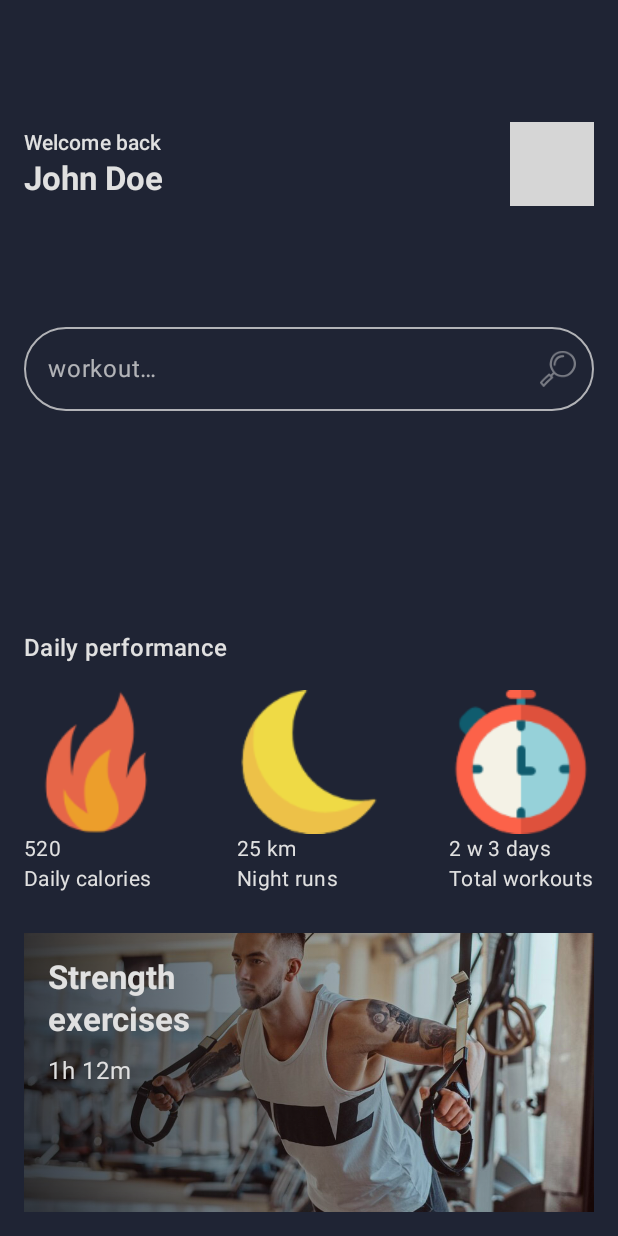
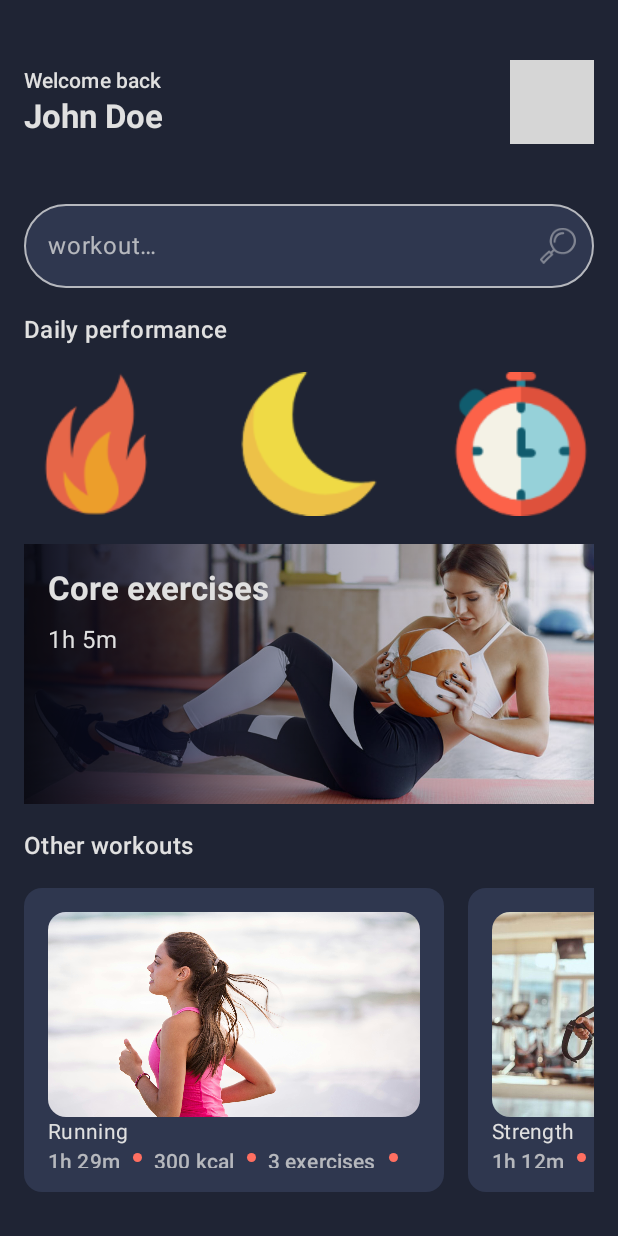
Before and after one commit to joeMalebe/Gym, an Android app built with Jetpack Compose: the screen it shows after launch (MainActivity), after a tap on an icon or button, on a phone screen of 412 x 824 dp. Run offline under Robolectric (Android 15) with nearby library versions, the phone set to English and light mode, and no system bars; grey boxes are pictures that could not be loaded.

Commit message:
add other workouts section

```diff
--- a/app/src/main/java/com/example/gym/ViewModel.kt
+++ b/app/src/main/java/com/example/gym/ViewModel.kt
@@ -59,7 +59,7 @@ class ViewModel {
                 ),
                 "150 kcal",
                 R.drawable.pic_4,
-                R.drawable.pic_4
+                R.drawable.pic_4_ov
             )
         )
     )
--- a/app/src/main/java/com/example/gym/theme/Colors.kt
+++ b/app/src/main/java/com/example/gym/theme/Colors.kt
@@ -7,18 +7,18 @@ import androidx.compose.runtime.Composable
 import androidx.compose.ui.graphics.Color
 
 val background = Color(0xFF1F2434)
-val lightBackground = Color(0xFF525f8a)
+val lightBackground = Color(0xFF2f374f)
 val primary = Color(0xFFFF6F61)
 val onBackground = Color(0xFFE0E0E0)
 val onBackgroundSecondary = Color(0xC3E0E0E0)
 
 @Composable
 fun searchFieldColors() = TextFieldDefaults.colors(
-    focusedContainerColor = MaterialTheme.colorScheme.background,
+    focusedContainerColor = MaterialTheme.colorScheme.surfaceContainer,
     focusedLabelColor = MaterialTheme.colorScheme.onBackground,
     focusedTextColor = MaterialTheme.colorScheme.onBackground,
     focusedIndicatorColor = MaterialTheme.colorScheme.onBackground,
-    unfocusedContainerColor = MaterialTheme.colorScheme.background,
+    unfocusedContainerColor = MaterialTheme.colorScheme.surfaceContainer,
     unfocusedPlaceholderColor = MaterialTheme.colorScheme.surfaceDim,
     focusedPlaceholderColor = MaterialTheme.colorScheme.surfaceDim,
     unfocusedLabelColor = MaterialTheme.colorScheme.surfaceDim,
--- a/app/src/main/java/com/example/gym/theme/Theme.kt
+++ b/app/src/main/java/com/example/gym/theme/Theme.kt
@@ -20,13 +20,15 @@ val lightScheme = lightColorScheme(
     background = background,
     primary = primary,
     onBackground = onBackground,
-    surfaceDim = onBackgroundSecondary
+    surfaceDim = onBackgroundSecondary,
+    surfaceContainer = lightBackground
 
 )
 val darkScheme = darkColorScheme(
     background = background,
     primary = primary,
-    onBackground = onBackground
+    onBackground = onBackground,
+    surfaceContainer = lightBackground
 )
 
 @Composable
--- a/app/src/main/java/com/example/gym/ui/HomeScreen.kt
+++ b/app/src/main/java/com/example/gym/ui/HomeScreen.kt
@@ -1,6 +1,7 @@
 package com.example.gym.ui
 
 import androidx.compose.foundation.Image
+import androidx.compose.foundation.background
 import androidx.compose.foundation.layout.Arrangement
 import androidx.compose.foundation.layout.Arrangement.spacedBy
 import androidx.compose.foundation.layout.Box
@@ -10,10 +11,13 @@ import androidx.compose.foundation.layout.fillMaxSize
 import androidx.compose.foundation.layout.fillMaxWidth
 import androidx.compose.foundation.layout.padding
 import androidx.compose.foundation.layout.size
+import androidx.compose.foundation.layout.width
 import androidx.compose.foundation.layout.widthIn
 import androidx.compose.foundation.lazy.LazyRow
 import androidx.compose.foundation.lazy.items
 import androidx.compose.foundation.shape.CircleShape
+import androidx.compose.material3.Card
+import androidx.compose.material3.CardDefaults
 import androidx.compose.material3.Icon
 import androidx.compose.material3.MaterialTheme
 import androidx.compose.material3.OutlinedTextField
@@ -27,9 +31,6 @@ import androidx.compose.runtime.setValue
 import androidx.compose.ui.Alignment
 import androidx.compose.ui.Modifier
 import androidx.compose.ui.draw.clip
-import androidx.compose.ui.graphics.BlendMode
-import androidx.compose.ui.graphics.ColorFilter
-import androidx.compose.ui.graphics.ColorMatrix
 import androidx.compose.ui.layout.ContentScale
 import androidx.compose.ui.res.painterResource
 import androidx.compose.ui.res.stringResource
@@ -43,7 +44,6 @@ import com.example.gym.Profile
 import com.example.gym.R
 import com.example.gym.ViewModel
 import com.example.gym.theme.GymTheme
-import com.example.gym.theme.lightBackground
 import com.example.gym.theme.searchFieldColors
 
 @Composable
@@ -71,10 +71,11 @@ fun HomeContent(
     onSearchTextChange: (String) -> Unit,
 ) {
     Column(modifier, verticalArrangement = spacedBy(16.dp)) {
-        Profile(Modifier.weight(1f), user)
-        SearchBar(search, onSearchTextChange, Modifier.weight(1f))
-        ExerciseMetrics(user.metrics, Modifier.weight(1f))
-        CurrentActivity(user.activities[1], Modifier.weight(1f))
+        Profile(Modifier.weight(0.6f, false), user)
+        SearchBar(search, onSearchTextChange, Modifier.weight(0.4f, false))
+        ExerciseMetrics(user.metrics, Modifier.weight(0.8f, false))
+        LastSeenActivity(user.activities[3], Modifier.weight(1f))
+        OtherWorkouts(user.activities, Modifier.weight(1.4f))
     }
 }
 
@@ -155,7 +156,10 @@ fun ExerciseMetrics(metrics: List<GymMetric>, modifier: Modifier = Modifier) {
             horizontalArrangement = Arrangement.SpaceBetween
         ) {
             items(metrics) {
-                Column(horizontalAlignment = Alignment.Start) {
+                Column(
+                    horizontalAlignment = Alignment.Start,
+                    verticalArrangement = spacedBy(8.dp)
+                ) {
                     Image(painter = painterResource(id = it.image), contentDescription = it.title)
                     Text(text = it.value, style = MaterialTheme.typography.bodyMedium)
                     Text(text = it.title, style = MaterialTheme.typography.bodyMedium)
@@ -166,7 +170,7 @@ fun ExerciseMetrics(metrics: List<GymMetric>, modifier: Modifier = Modifier) {
 }
 
 @Composable
-fun CurrentActivity(gymActivity: GymActivity, modifier: Modifier = Modifier) {
+fun LastSeenActivity(gymActivity: GymActivity, modifier: Modifier = Modifier) {
     Box(modifier = modifier) {
         Image(
             painter = painterResource(id = gymActivity.imageOverlay),
@@ -193,18 +197,87 @@ fun CurrentActivity(gymActivity: GymActivity, modifier: Modifier = Modifier) {
 }
 
 @Composable
-@Preview(showSystemUi = true)
+fun OtherWorkouts(workouts: List<GymActivity>, modifier: Modifier = Modifier) {
+
+    Column(modifier.fillMaxSize(), verticalArrangement = spacedBy(16.dp)) {
+        Text(
+            text = stringResource(id = R.string.other_workouts),
+            style = MaterialTheme.typography.titleMedium
+        )
+        LazyRow(horizontalArrangement = spacedBy(16.dp)) {
+            items(workouts) {
+                Card(
+                    onClick = { /*TODO*/ },
+                    colors = CardDefaults.cardColors(containerColor = MaterialTheme.colorScheme.surfaceContainer),
+                    modifier = Modifier.width(280.dp)
+                ) {
+                    Column(Modifier.padding(16.dp)) {
+                        Box(
+                            Modifier
+                                .weight(0.8f)
+                                .fillMaxSize()
+                        ) {
+                            Image(
+                                painter = painterResource(id = it.image),
+                                contentDescription = it.title,
+                                modifier = Modifier
+                                    .clip(MaterialTheme.shapes.medium)
+                                    .fillMaxSize(),
+                                contentScale = ContentScale.Crop
+                            )
+                        }
+                        Column(Modifier.weight(0.2f)) {
+                            Text(
+                                text = it.title,
+                                color = MaterialTheme.colorScheme.onBackground,
+                                style = MaterialTheme.typography.bodyMedium
+                            )
+
+                            Row(horizontalArrangement = spacedBy(8.dp)) {
+
+                                TextItem(
+                                    text = it.time.toString(),
+                                )
+
+                                TextItem(
+                                    text = it.calorieBurns,
+                                )
+
+                                TextItem(
+                                    text = stringResource(
+                                        id = R.string.current_exercise, it.exercises
+                                    ),
+                                )
+                            }
+                        }
+                    }
+                }
+            }
+        }
+    }
+}
+
+@Composable
+private fun TextItem(text: String) {
+    Row(horizontalArrangement = spacedBy(8.dp), verticalAlignment = Alignment.CenterVertically) {
+        Text(
+            text = text,
+            color = MaterialTheme.colorScheme.surfaceDim,
+            style = MaterialTheme.typography.titleSmall
+        )
+
+        Box(
+            modifier = Modifier
+                .size(6.dp)
+                .background(MaterialTheme.colorScheme.primary, CircleShape)
+        )
+    }
+}
+
+@Composable
+@Preview(showBackground = true, heightDp = 1000)
 fun HomeScreenPreview() {
     GymTheme {
         HomeScreen()
     }
 }
-
-val grayScaleMatrix = ColorMatrix(
-    floatArrayOf(
-        0.33f, 0.33f, 0.33f, 0f, 0f,
-        0.33f, 0.33f, 0.33f, 0f, 0f,
-        0.33f, 0.33f, 0.33f, 0f, 0f,
-        0f, 0f, 0f, 1f, 0f
-    )
-)
--- a/app/src/main/res/values/strings.xml
+++ b/app/src/main/res/values/strings.xml
@@ -10,4 +10,5 @@
     <string name="search">workout…</string>
     <string name="current_exercise">%s exercises</string>
     <string name="monitoring">Daily performance</string>
+    <string name="other_workouts">Other workouts</string>
 </resources>
```
Also changed, not shown: app/src/main/res/drawable/pic_4_ov.png (added).
